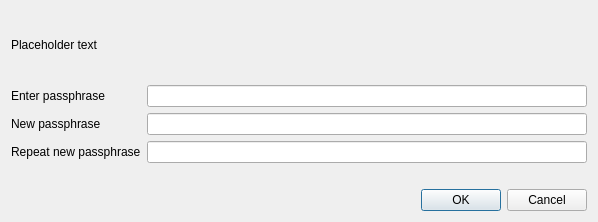
Qt form src/qt/forms/askpassphrasedialog.ui (litebitcoins/litebitcoin) before a commit.
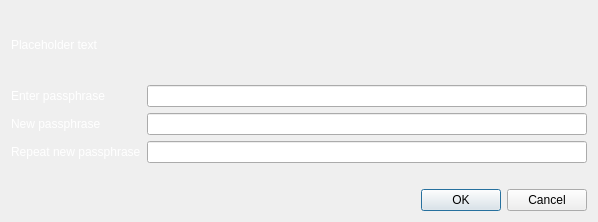
The same form after that commit. Icons and pictures are not drawn.

Diff of the .ui file:
```diff
--- a/src/qt/forms/askpassphrasedialog.ui
+++ b/src/qt/forms/askpassphrasedialog.ui
@@ -25,12 +25,54 @@
   <property name="windowTitle">
    <string>Passphrase Dialog</string>
   </property>
+  <property name="styleSheet">
+   <string notr="true">QDialog#AskPassphraseDialog {
+border-image: url(':/images/lbtcendbtc') 0 0 0 0 stretch stretch;
+}</string>
+  </property>
   <layout class="QVBoxLayout" name="verticalLayout">
    <property name="sizeConstraint">
     <enum>QLayout::SetMinimumSize</enum>
    </property>
    <item>
     <widget class="QLabel" name="warningLabel">
+     <property name="palette">
+      <palette>
+       <active>
+        <colorrole role="WindowText">
+         <brush brushstyle="SolidPattern">
+          <color alpha="255">
+           <red>255</red>
+           <green>255</green>
+           <blue>255</blue>
+          </color>
+         </brush>
+        </colorrole>
+       </active>
+       <inactive>
+        <colorrole role="WindowText">
+         <brush brushstyle="SolidPattern">
+          <color alpha="255">
+           <red>255</red>
+           <green>255</green>
+           <blue>255</blue>
+          </color>
+         </brush>
+        </colorrole>
+       </inactive>
+       <disabled>
+        <colorrole role="WindowText">
+         <brush brushstyle="SolidPattern">
+          <color alpha="255">
+           <red>120</red>
+           <green>120</green>
+           <blue>120</blue>
+          </color>
+         </brush>
+        </colorrole>
+       </disabled>
+      </palette>
+     </property>
      <property name="text">
       <string notr="true">Placeholder text</string>
      </property>
@@ -52,6 +94,43 @@
      </property>
      <item row="0" column="0">
       <widget class="QLabel" name="passLabel1">
+       <property name="palette">
+        <palette>
+         <active>
+          <colorrole role="WindowText">
+           <brush brushstyle="SolidPattern">
+            <color alpha="255">
+             <red>255</red>
+             <green>255</green>
+             <blue>255</blue>
+            </color>
+           </brush>
+          </colorrole>
+         </active>
+         <inactive>
+          <colorrole role="WindowText">
+           <brush brushstyle="SolidPattern">
+            <color alpha="255">
+             <red>255</red>
+             <green>255</green>
+             <blue>255</blue>
+            </color>
+           </brush>
+          </colorrole>
+         </inactive>
+         <disabled>
+          <colorrole role="WindowText">
+           <brush brushstyle="SolidPattern">
+            <color alpha="255">
+             <red>120</red>
+             <green>120</green>
+             <blue>120</blue>
+            </color>
+           </brush>
+          </colorrole>
+         </disabled>
+        </palette>
+       </property>
        <property name="text">
         <string>Enter passphrase</string>
        </property>
@@ -66,6 +145,43 @@
      </item>
      <item row="1" column="0">
       <widget class="QLabel" name="passLabel2">
+       <property name="palette">
+        <palette>
+         <active>
+          <colorrole role="WindowText">
+           <brush brushstyle="SolidPattern">
+            <color alpha="255">
+             <red>255</red>
+             <green>255</green>
+             <blue>255</blue>
+            </color>
+           </brush>
+          </colorrole>
+         </active>
+         <inactive>
+          <colorrole role="WindowText">
+           <brush brushstyle="SolidPattern">
+            <color alpha="255">
+             <red>255</red>
+             <green>255</green>
+             <blue>255</blue>
+            </color>
+           </brush>
+          </colorrole>
+         </inactive>
+         <disabled>
+          <colorrole role="WindowText">
+           <brush brushstyle="SolidPattern">
+            <color alpha="255">
+             <red>120</red>
+             <green>120</green>
+             <blue>120</blue>
+            </color>
+           </brush>
+          </colorrole>
+         </disabled>
+        </palette>
+       </property>
        <property name="text">
         <string>New passphrase</string>
        </property>
@@ -80,6 +196,43 @@
      </item>
      <item row="2" column="0">
       <widget class="QLabel" name="passLabel3">
+       <property name="palette">
+        <palette>
+         <active>
+          <colorrole role="WindowText">
+           <brush brushstyle="SolidPattern">
+            <color alpha="255">
+             <red>255</red>
+             <green>255</green>
+             <blue>255</blue>
+            </color>
+           </brush>
+          </colorrole>
+         </active>
+         <inactive>
+          <colorrole role="WindowText">
+           <brush brushstyle="SolidPattern">
+            <color alpha="255">
+             <red>255</red>
+             <green>255</green>
+             <blue>255</blue>
+            </color>
+           </brush>
+          </colorrole>
+         </inactive>
+         <disabled>
+          <colorrole role="WindowText">
+           <brush brushstyle="SolidPattern">
+            <color alpha="255">
+             <red>120</red>
+             <green>120</green>
+             <blue>120</blue>
+            </color>
+           </brush>
+          </colorrole>
+         </disabled>
+        </palette>
+       </property>
        <property name="text">
         <string>Repeat new passphrase</string>
        </property>
```
Left out of the diff: 37 changed lines with no effect on the pictures.
